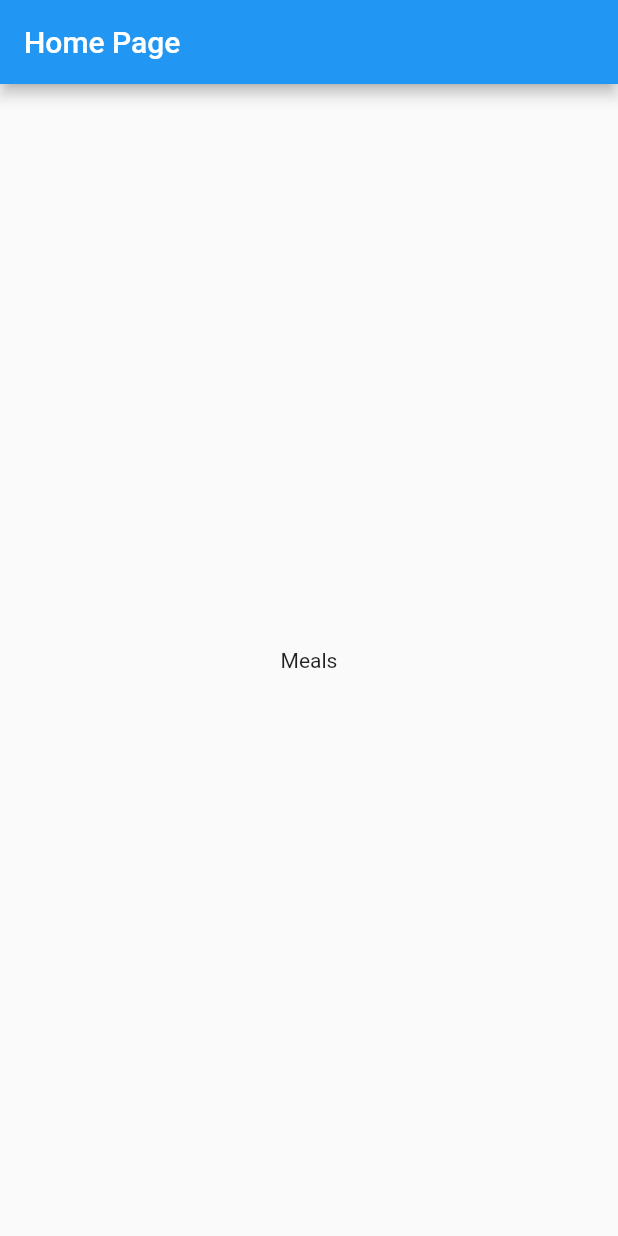
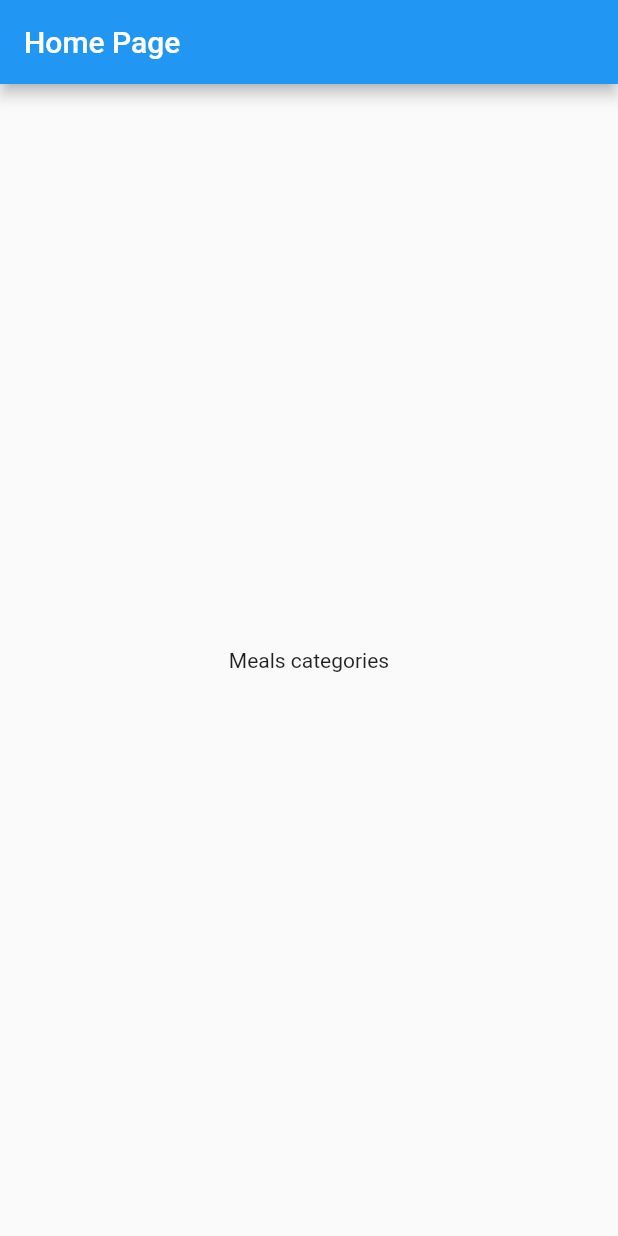
Before and after one commit to wadpas/sonic_delivery_app, a Flutter app: the screen it shows after launch, on a phone screen of 412 x 824 dp. Run offline on Flutter 3.47's test engine with Material 2 defaults, Android fonts, the phone set to English and light mode, and no system bars.

Commit message:
categories update

```diff
--- a/lib/main.dart
+++ b/lib/main.dart
@@ -34,7 +34,7 @@ class _MyHomePageState extends State<MyHomePage> {
         title: const Text('Home Page'),
       ),
       body: const Center(
-        child: Text('Meals'),
+        child: Text('Meals categories'),
       ),
     );
   }
```
